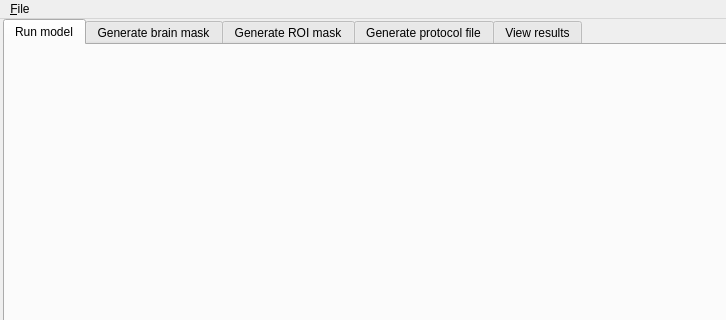
robbert-harms/MDT, file mdt/data/qt_designs/gui_single.ui: the form before one commit; both pictures show x 0 to 726 and y 0 to 320 of the 870 by 650 pixel window.
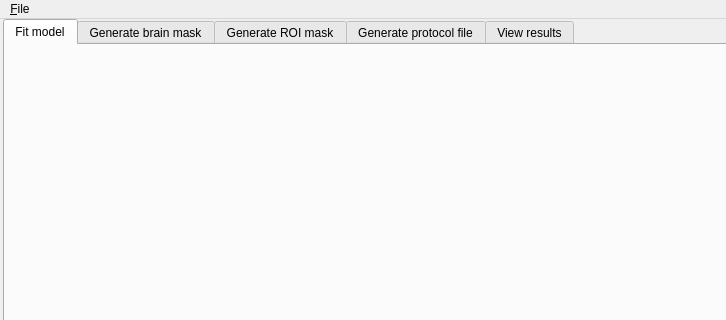
The form after the commit. The open tabs and pages were chosen to show the change. Icons and pictures are not drawn.

Commit message: Adds the fit model tab to the GUI. Adds a dialog for setting the runtime settings

What changed in the file:
```diff
--- a/mdt/data/qt_designs/gui_single.ui
+++ b/mdt/data/qt_designs/gui_single.ui
@@ -66,7 +66,7 @@
        </property>
        <widget class="QWidget" name="runModelTab">
         <attribute name="title">
-         <string>Run model</string>
+         <string>Fit model</string>
         </attribute>
        </widget>
        <widget class="QWidget" name="generateBrainMaskTab">
```
Left out of the diff: 11 changed lines with no effect on the pictures. The commit also changes 21 other files.
